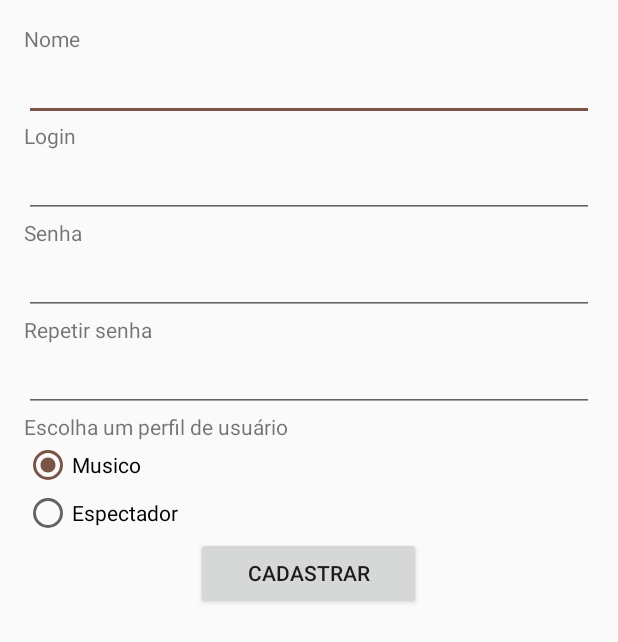
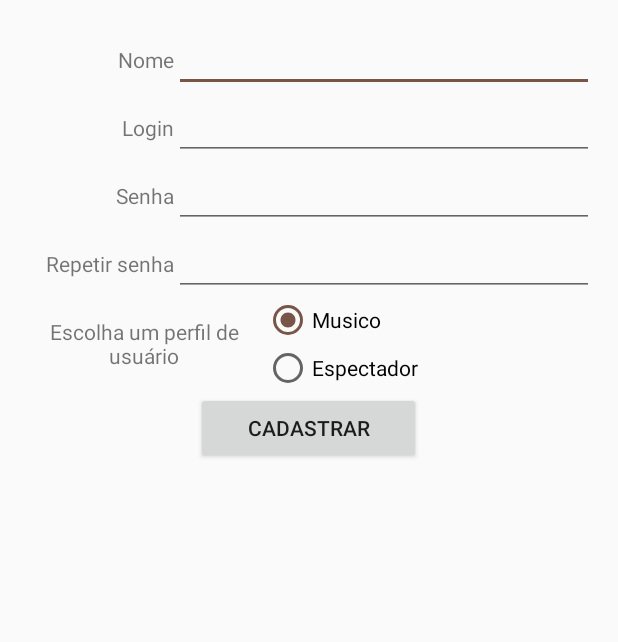
Before and after one commit to JohnBart/Amaispedida, an Android app: the CadastroUserActivity screen opened directly, with no data from a screen before it, on a phone screen of 412 x 824 dp. Shown: the top 642 px of the screen. Run offline under Robolectric (Android 15) with nearby library versions, the phone set to English and light mode, and no system bars.

Commit message:
acertando os layouts

```diff
--- a/app/src/main/res/layout/activity_cadastro_user.xml
+++ b/app/src/main/res/layout/activity_cadastro_user.xml
@@ -1,39 +1,65 @@
 <?xml version="1.0" encoding="utf-8"?>
-<LinearLayout xmlns:android="http://schemas.android.com/apk/res/android"
+<ScrollView xmlns:android="http://schemas.android.com/apk/res/android"
     xmlns:tools="http://schemas.android.com/tools"
-    tools:context="com.example.amaispedida.interfaces.CadastroUserActivity"
-    android:orientation="vertical"
     android:layout_width="match_parent"
     android:layout_height="match_parent"
-    android:padding="16dp">
+    android:orientation="vertical"
+    android:padding="16dp"
+    tools:context="com.example.amaispedida.interfaces.CadastroUserActivity">
+
+    <LinearLayout
+        android:layout_width="match_parent"
+        android:layout_height="match_parent"
+        android:orientation="vertical">
+
+        <LinearLayout
+            android:layout_width="match_parent"
+            android:layout_height="wrap_content"
+            android:orientation="horizontal">
 
 
             <TextView
-        android:layout_width="match_parent"
+                android:layout_width="100dp"
                 android:layout_height="wrap_content"
-        android:text="@string/name" />
+                android:text="@string/name"
+                android:textAlignment="textEnd" />
 
             <EditText
                 android:id="@+id/name_input_edittext"
                 android:layout_width="match_parent"
                 android:layout_height="wrap_content"
                 android:inputType="textPersonName" />
+        </LinearLayout>
+
+        <LinearLayout
+            android:layout_width="match_parent"
+            android:layout_height="wrap_content"
+            android:orientation="horizontal">
 
             <TextView
-        android:layout_width="match_parent"
+                android:layout_width="100dp"
                 android:layout_height="wrap_content"
-        android:text="@string/login" />
+                android:text="@string/login"
+                android:textAlignment="textEnd" />
 
             <EditText
                 android:id="@+id/login_input_edittext"
                 android:layout_width="match_parent"
                 android:layout_height="wrap_content"
-        android:inputType="textPersonName"/>
+                android:inputType="textPersonName" />
+
+        </LinearLayout>
+
+        <LinearLayout
+            android:layout_width="match_parent"
+            android:layout_height="wrap_content"
+            android:orientation="horizontal">
 
             <TextView
-        android:layout_width="match_parent"
+                android:layout_width="100dp"
                 android:layout_height="wrap_content"
-        android:text="@string/password" />
+                android:text="@string/password"
+                android:textAlignment="textEnd" />
 
             <EditText
                 android:id="@+id/password_input_edittext1"
@@ -42,20 +68,38 @@
                 android:ems="10"
                 android:inputType="textPassword" />
 
-    <TextView
+        </LinearLayout>
+
+        <LinearLayout
             android:layout_width="match_parent"
             android:layout_height="wrap_content"
-        android:text="@string/re_password" />
+            android:orientation="horizontal">
+
+            <TextView
+                android:layout_width="100dp"
+                android:layout_height="wrap_content"
+                android:text="@string/re_password"
+                android:textAlignment="textEnd" />
 
             <EditText
                 android:id="@+id/password_input_edittext2"
                 android:layout_width="match_parent"
                 android:layout_height="wrap_content"
-        android:inputType="textPassword"/>
+                android:inputType="textPassword" />
+
+        </LinearLayout>
+
+        <LinearLayout
+            android:layout_width="match_parent"
+            android:layout_height="wrap_content"
+            android:orientation="horizontal">
+
 
         <TextView
-        android:layout_width="match_parent"
+            android:layout_width="wrap_content"
             android:layout_height="wrap_content"
+            android:layout_gravity="center"
+            android:textAlignment="center"
             android:ems="10"
             android:text="@string/selecionar_perfil" />
 
@@ -79,6 +123,8 @@
 
         </RadioGroup>
 
+        </LinearLayout>
+
         <Button
             android:id="@+id/signup_button"
             android:layout_width="150dp"
@@ -87,3 +133,4 @@
             android:text="@string/cadastroButton" />
 
     </LinearLayout>
+</ScrollView>
--- a/app/src/main/res/layout/activity_musicas.xml
+++ b/app/src/main/res/layout/activity_musicas.xml
@@ -1,5 +1,5 @@
 <?xml version="1.0" encoding="utf-8"?>
-<RelativeLayout xmlns:android="http://schemas.android.com/apk/res/android"
+<ScrollView xmlns:android="http://schemas.android.com/apk/res/android"
     xmlns:tools="http://schemas.android.com/tools"
     tools:context="com.example.amaispedida.interfaces.MusicasActivity"
     android:layout_width="match_parent"
@@ -12,4 +12,4 @@
         android:layout_height="match_parent"
         android:divider="@color/primary_light" />
 
-</RelativeLayout>
+</ScrollView>
--- a/app/src/main/res/layout/evento_cardview.xml
+++ b/app/src/main/res/layout/evento_cardview.xml
@@ -2,9 +2,7 @@
 <android.support.v7.widget.CardView xmlns:android="http://schemas.android.com/apk/res/android"
     android:layout_width="match_parent"
     android:layout_height="wrap_content"
-    android:layout_marginLeft="16dp"
-    android:layout_marginRight="16dp"
-    android:layout_marginTop="5dp"
+    android:layout_marginTop="16dp"
     android:elevation="3dp">
 
     <LinearLayout
```
Also changed, not shown: app/src/main/res/layout/activity_cadastro_evento.xml (+23 -37 lines), app/src/main/res/layout/activity_espectador_main.xml (+6 -5 lines), app/src/main/res/layout/activity_login.xml (+26 -9 lines), app/src/main/res/layout/activity_musico_main.xml (+41 -56 lines). Lines whose indentation alone changed are shown as unchanged.
